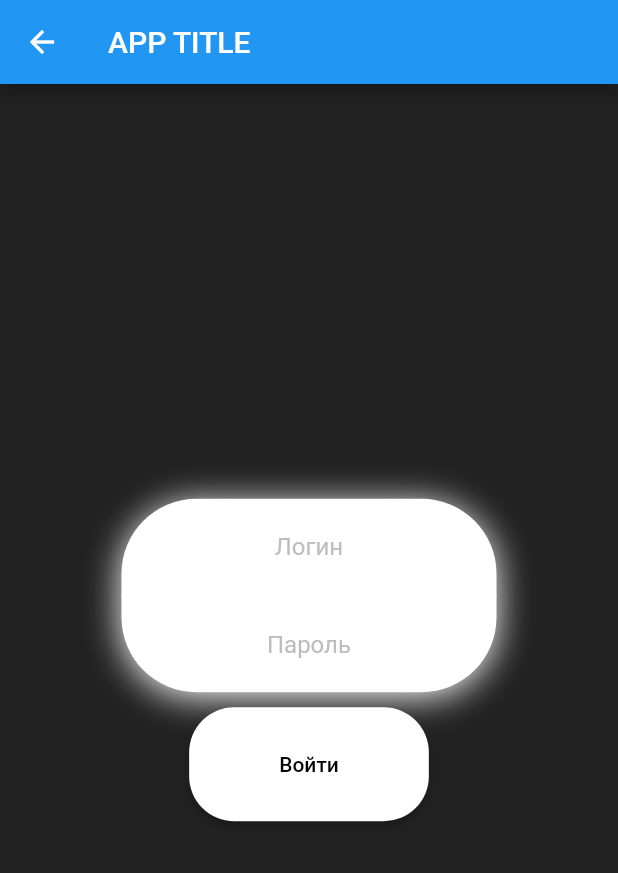
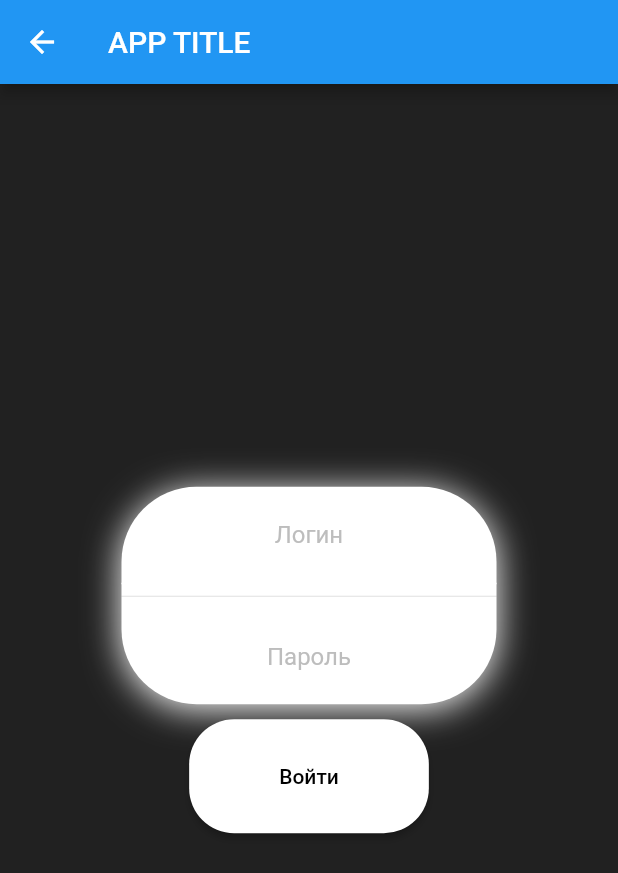
Before and after one commit to armacoty/travel_in, a Flutter app: the LoginPage screen opened directly, on a phone screen of 412 x 824 dp. Shown: the top 873 px of the screen. Run offline on Flutter 3.47's test engine with Material 2 defaults, Android fonts, the phone set to English and light mode, and no system bars.

Commit message:
четыре(шесть)

```diff
--- a/lib/screen/login.dart
+++ b/lib/screen/login.dart
@@ -53,6 +53,7 @@ class _LoginPageState extends State<LoginPage> {
                                 hintStyle: TextStyle(color: Colors.grey[400])),
                           ),
                         ),
+                        Divider(),
 
                         /// Ввод пароля
                         Container(
--- a/lib/screen/navBar.dart
+++ b/lib/screen/navBar.dart
@@ -43,7 +43,7 @@ class _MyHomePageState extends State<MyHomePage> {
           BottomNavigationBarItem(
               icon: Icon(Icons.message, size: 35), label: "Три"),
           BottomNavigationBarItem(
-              icon: Icon(Icons.message, size: 35), label: "Четыре"),
+              icon: Icon(Icons.looks_6_outlined, size: 35), label: "Четыре"),
         ],
         currentIndex: _seletedItem,
         onTap: (index) {
```
